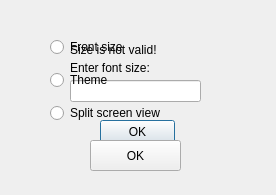
The window that editorsettings.ui (ilija-s/html-editor) describes before a commit, drawn with Qt 5.
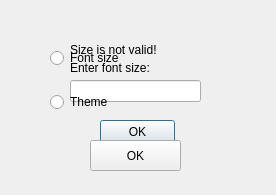
The same window after the commit.

Commit message: Fix: spelling errors and available options

The edit to the form file:
```diff
--- a/editorsettings.ui
+++ b/editorsettings.ui
@@ -94,7 +94,7 @@
      <item>
       <widget class="QRadioButton" name="rbFontSize">
        <property name="text">
-        <string>Front size</string>
+        <string>Font size</string>
        </property>
       </widget>
      </item>
@@ -105,13 +105,6 @@
        </property>
       </widget>
      </item>
-     <item>
-      <widget class="QRadioButton" name="rbSplitScreenView">
-       <property name="text">
-        <string>Split screen view</string>
-       </property>
-      </widget>
-     </item>
     </layout>
    </widget>
    <widget class="QPushButton" name="pbOK">
```
